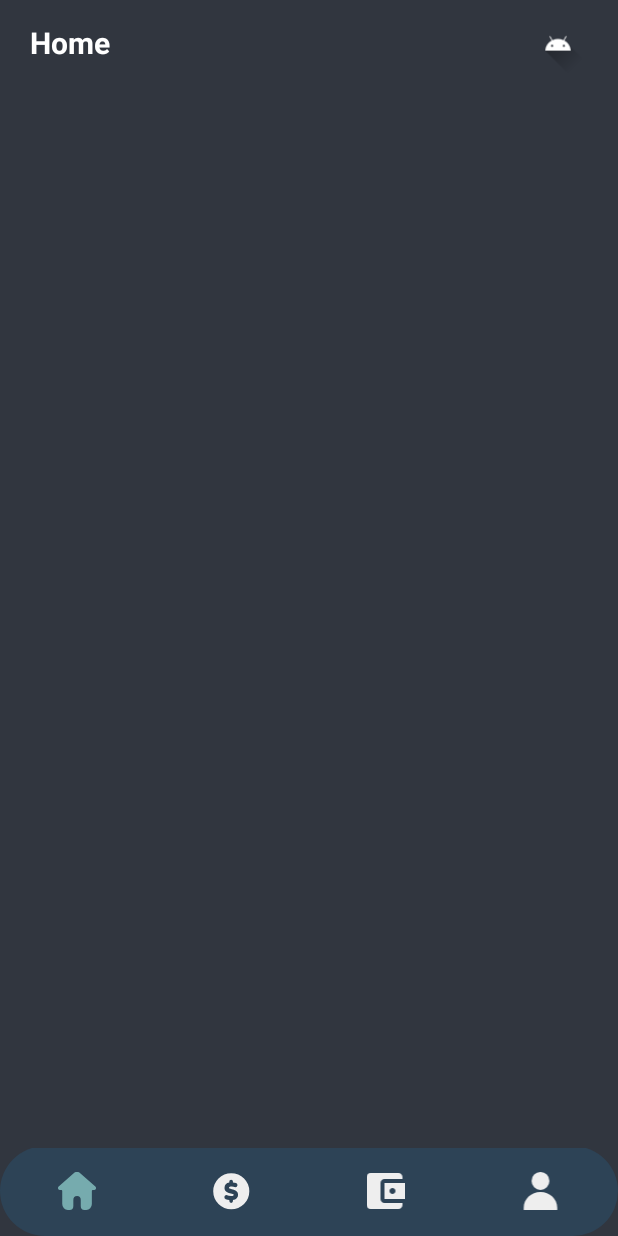
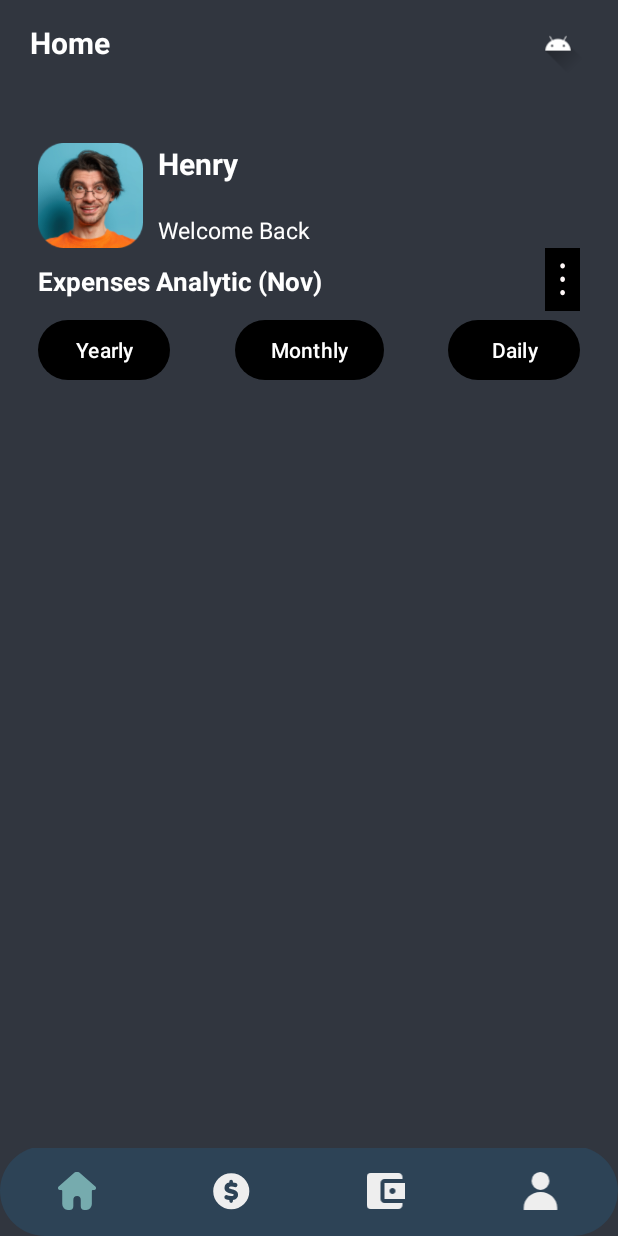
Before and after one commit to Yuheng-Looi/goblinvault, an Android app: the HomeFragment screen opened directly, with no data from a screen before it, on a phone screen of 412 x 824 dp. Run offline under Robolectric (Android 15) with nearby library versions, the phone set to English and light mode, and no system bars.

Commit message:
main page 1

```diff
--- /dev/null
+++ b/app/src/main/res/drawable/menu.xml
@@ -0,0 +1,9 @@
+<vector xmlns:android="http://schemas.android.com/apk/res/android"
+    android:width="3dp"
+    android:height="22dp"
+    android:viewportWidth="3"
+    android:viewportHeight="22">
+  <path
+      android:pathData="M1.565,0.123C0.779,0.123 0.135,0.925 0.135,1.904C0.135,2.884 0.779,3.685 1.565,3.685C2.351,3.685 2.994,2.884 2.994,1.904C2.994,0.925 2.351,0.123 1.565,0.123ZM1.565,17.931C0.779,17.931 0.135,18.733 0.135,19.712C0.135,20.691 0.779,21.493 1.565,21.493C2.351,21.493 2.994,20.691 2.994,19.712C2.994,18.733 2.351,17.931 1.565,17.931ZM1.565,9.027C0.779,9.027 0.135,9.829 0.135,10.808C0.135,11.788 0.779,12.589 1.565,12.589C2.351,12.589 2.994,11.788 2.994,10.808C2.994,9.829 2.351,9.027 1.565,9.027Z"
+      android:fillColor="#FFF8F8"/>
+</vector>
--- a/app/src/main/res/layout/activity_main.xml
+++ b/app/src/main/res/layout/activity_main.xml
@@ -53,10 +53,12 @@
                 app:layout_constraintTop_toBottomOf="@id/header"
                 app:layout_constraintBottom_toTopOf="@+id/bottom_nav"
                 >
+
                 <androidx.viewpager.widget.ViewPager
                     android:id="@+id/view_pager"
                     android:layout_width="match_parent"
-                    android:layout_height="match_parent"/>
+                    android:layout_height="match_parent"
+                    />
             </LinearLayout>
 
             <androidx.constraintlayout.widget.ConstraintLayout
--- a/app/src/main/res/layout/layout_finance.xml
+++ b/app/src/main/res/layout/layout_finance.xml
@@ -27,7 +27,7 @@
             android:id="@+id/usernameTV"
             android:layout_width="0dp"
             android:layout_height="wrap_content"
-            android:text="Tey Henry"
+            android:text="@string/username"
             android:textColor="@color/white"
             android:textSize="@dimen/title_text_size"
             app:layout_constraintStart_toEndOf="@id/profile_pic"
--- a/app/src/main/res/layout/layout_homepage.xml
+++ b/app/src/main/res/layout/layout_homepage.xml
@@ -1,6 +1,122 @@
 <?xml version="1.0" encoding="utf-8"?>
-<LinearLayout xmlns:android="http://schemas.android.com/apk/res/android"
+<androidx.constraintlayout.widget.ConstraintLayout xmlns:android="http://schemas.android.com/apk/res/android"
+    xmlns:app="http://schemas.android.com/apk/res-auto"
+    xmlns:tools="http://schemas.android.com/tools"
     android:layout_width="match_parent"
-    android:layout_height="match_parent">
+    android:layout_height="match_parent"
+    android:background="@color/secondary_dark"
+    android:padding="@dimen/margin">
 
-</LinearLayout>
+    <ScrollView
+        android:layout_width="match_parent"
+        android:layout_height="match_parent">
+
+        <androidx.constraintlayout.widget.ConstraintLayout
+            android:id="@+id/firstConstraint"
+            android:layout_width="match_parent"
+            android:layout_height="wrap_content"
+            tools:ignore="MissingConstraints"
+            app:layout_constraintTop_toBottomOf="@+id/tvOppoPay"
+            android:padding="10dp">
+
+            <ImageView
+                android:id="@+id/profile_pic"
+                android:layout_width="70dp"
+                android:layout_height="70dp"
+                android:src="@drawable/profile_pic"/>
+
+            <TextView
+                android:id="@+id/user_name"
+                android:layout_width="wrap_content"
+                android:layout_height="wrap_content"
+                android:text="@string/username"
+                android:textStyle="bold"
+                android:textColor="#fff"
+                android:textSize="@dimen/title_text_size"
+                android:layout_marginLeft="10dp"
+                app:layout_constraintLeft_toRightOf="@id/profile_pic"/>
+
+            <TextView
+                android:id="@+id/welcome_message"
+                android:layout_width="wrap_content"
+                android:layout_height="wrap_content"
+                android:text="Welcome Back"
+                android:textColor="#fff"
+                android:textSize="@dimen/normal_text_size"
+                android:layout_marginLeft="10dp"
+                android:layout_marginTop="20dp"
+                app:layout_constraintTop_toBottomOf="@id/user_name"
+                app:layout_constraintStart_toEndOf="@id/profile_pic"/>
+
+            <TextView
+                android:id="@+id/analytic_title"
+                android:layout_width="wrap_content"
+                android:layout_height="wrap_content"
+                android:text="Expenses Analytic (Nov)"
+                android:textColor="#fff"
+                android:textStyle="bold"
+                android:textSize="17dp"
+                android:paddingVertical="10dp"
+                app:layout_constraintTop_toBottomOf="@id/profile_pic"/>
+
+            <ImageButton
+                android:id="@+id/menu"
+                android:layout_width="wrap_content"
+                android:layout_height="wrap_content"
+                android:background="#000"
+                android:paddingVertical="10dp"
+                android:paddingHorizontal="10dp"
+                android:src="@drawable/menu"
+                app:layout_constraintTop_toBottomOf="@id/profile_pic"
+                app:layout_constraintEnd_toEndOf="parent" />
+
+            <Button
+                android:id="@+id/btnYearly"
+                android:layout_width="wrap_content"
+                android:layout_height="wrap_content"
+                android:text="Yearly"
+                app:layout_constraintTop_toBottomOf="@id/analytic_title" />
+
+            <Button
+                android:id="@+id/btnMonthly"
+                android:layout_width="wrap_content"
+                android:layout_height="wrap_content"
+                android:text="Monthly"
+                app:layout_constraintTop_toBottomOf="@id/analytic_title"
+                app:layout_constraintEnd_toStartOf="@id/btnDaily"
+                app:layout_constraintStart_toEndOf="@id/btnYearly"/>
+            <Button
+                android:id="@+id/btnDaily"
+                android:layout_width="wrap_content"
+                android:layout_height="wrap_content"
+                android:text="Daily"
+                app:layout_constraintTop_toBottomOf="@id/analytic_title"
+                app:layout_constraintEnd_toEndOf="parent"/>
+
+            <TextView
+                android:id="@+id/tvTotalExpense"
+                android:layout_width="match_parent"
+                android:layout_height="wrap_content"
+                android:textColor="@color/white"
+                app:layout_constraintTop_toBottomOf="@id/btnYearly"/>
+
+        </androidx.constraintlayout.widget.ConstraintLayout>
+
+<!--        <androidx.constraintlayout.widget.ConstraintLayout-->
+<!--            android:id="@+id/secondConstraint"-->
+<!--            android:layout_width="match_parent"-->
+<!--            android:layout_height="200dp"-->
+<!--            app:layout_constraintEnd_toEndOf="parent"-->
+<!--            app:layout_constraintStart_toStartOf="parent"-->
+<!--            app:layout_constraintTop_toBottomOf="@+id/firstConstraint"-->
+<!--            android:layout_marginVertical="10dp">-->
+
+<!--            -->
+
+<!--        </androidx.constraintlayout.widget.ConstraintLayout>-->
+
+
+    </ScrollView>
+
+
+</androidx.constraintlayout.widget.ConstraintLayout>
--- a/app/src/main/res/values/strings.xml
+++ b/app/src/main/res/values/strings.xml
@@ -2,4 +2,5 @@
     <string name="app_name">GoblinVault</string>
     <!-- TODO: Remove or change this placeholder text -->
     <string name="hello_blank_fragment">Hello blank fragment</string>
+    <string name="username">Henry</string>
 </resources>
```
Also changed, not shown: app/build.gradle.kts (line endings or trailing spaces), build.gradle.kts (line endings or trailing spaces).
